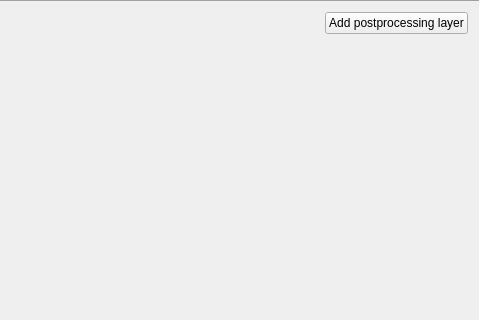
Old version of the form Source/postproc_editor_gui.ui in the repository Rolf-Hempel/PlanetarySystemStacker; both pictures show x 385 to 865 and y 0 to 320 of the 865 by 682 pixel window.
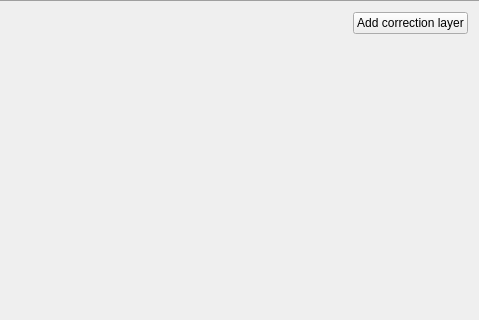
New version of the form.

Commit message: workflow integration of postprocessing begun

The edit to the form file:
```diff
--- a/Source/postproc_editor_gui.ui
+++ b/Source/postproc_editor_gui.ui
@@ -90,7 +90,7 @@
       <string>Add a sharpening layer (up to four)</string>
      </property>
      <property name="text">
-      <string>Add postprocessing layer</string>
+      <string>Add correction layer</string>
      </property>
     </widget>
    </item>
```
The commit also changes 9 other files.
